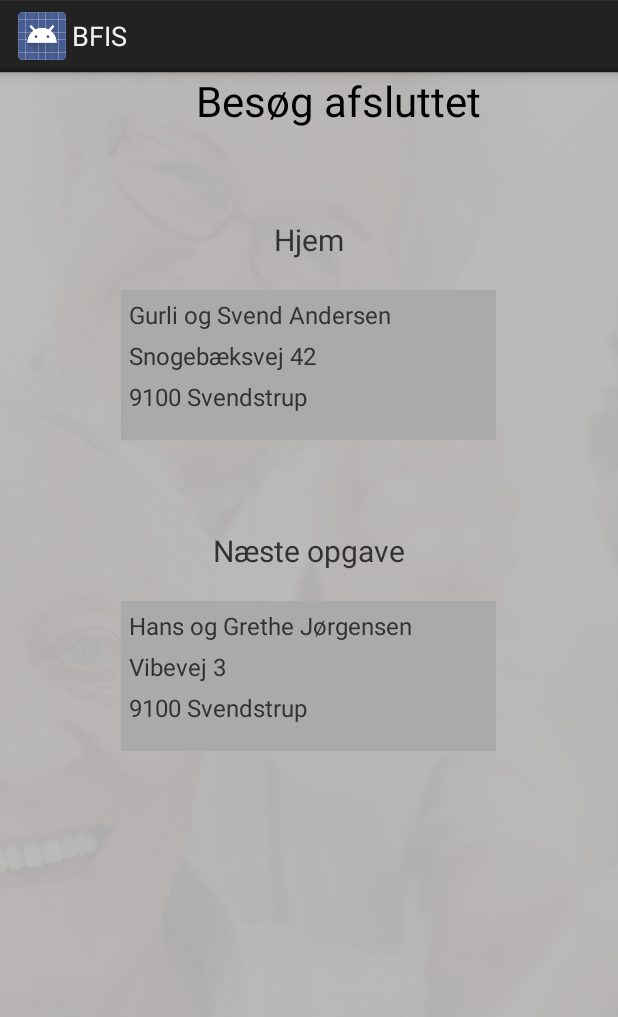
After one commit to mrjensen/BFIS, an Android app: the FinishedActivity screen opened directly, with no data from a screen before it, on a phone screen of 412 x 824 dp. The commit adds this screen. Shown: the top 1017 px of the screen. Run offline under Robolectric (Android 15) with nearby library versions, the phone set to English and light mode, and no system bars.

Commit message:
Finished activity added.

```diff
--- a/BFIS/src/main/AndroidManifest.xml
+++ b/BFIS/src/main/AndroidManifest.xml
@@ -33,6 +33,7 @@
         <activity android:name=".MapActivity" />
         <activity android:name=".PatientActivity" />
         <activity android:name=".ArrivedActivity" />
+        <activity android:name=".FinishedActivity" />
 
         <service android:name=".BloodpressureService" android:label="BloodpressureService"/>
 
--- a/BFIS/src/main/java/dk/iha/itbfis/team2/ArrivedActivity.java
+++ b/BFIS/src/main/java/dk/iha/itbfis/team2/ArrivedActivity.java
@@ -5,6 +5,8 @@ import android.content.Intent;
 import android.media.MediaPlayer;
 import android.os.Bundle;
 import android.os.CountDownTimer;
+import android.view.View;
+import android.widget.Button;
 import android.widget.Toast;
 
 /**
@@ -14,19 +16,14 @@ public class ArrivedActivity extends Activity {
     public void onCreate(Bundle savedInstanceState) {
         super.onCreate(savedInstanceState);
         setContentView(R.layout.activity_arrived);
-        CountDownTimer countDownTimer = new CountDownTimer(1000, 5000) {
-            int count = 0;
+
+
+        Toast.makeText(ArrivedActivity.this, "Gang fra bil til dør", Toast.LENGTH_LONG).show();
+
+        Button btn_next = (Button) findViewById(R.id.btn_door_entry);
+        btn_next.setOnClickListener(new View.OnClickListener() {
             @Override
-            public void onTick(long l) {
-                if (count == 0)
-                    Toast.makeText(ArrivedActivity.this, "Gang fra bil til dør", Toast.LENGTH_LONG).show();
-                count++;
-
-            }
-
-            @Override
-            public void onFinish() {
-
+            public void onClick(View view) {
                 MediaPlayer mediaPlayer = MediaPlayer.create(ArrivedActivity.this, R.raw.beep);
                 mediaPlayer.setOnCompletionListener(new MediaPlayer.OnCompletionListener() {
                     @Override
@@ -37,9 +34,8 @@ public class ArrivedActivity extends Activity {
                     }
                 });
                 mediaPlayer.start();
+            }
+        });
 
-
-            }
-        }.start();
     }
 }
--- /dev/null
+++ b/BFIS/src/main/java/dk/iha/itbfis/team2/FinishedActivity.java
@@ -0,0 +1,14 @@
+package dk.iha.itbfis.team2;
+
+import android.app.Activity;
+import android.os.Bundle;
+
+/**
+ * Created by mje on 29/11/13.
+ */
+public class FinishedActivity extends Activity {
+    public void onCreate(Bundle savedInstanceState) {
+        super.onCreate(savedInstanceState);
+        setContentView(R.layout.activity_finished);
+    }
+}
--- a/BFIS/src/main/java/dk/iha/itbfis/team2/PatientActivity.java
+++ b/BFIS/src/main/java/dk/iha/itbfis/team2/PatientActivity.java
@@ -1,7 +1,9 @@
 package dk.iha.itbfis.team2;
 
 import android.app.Activity;
+import android.content.Intent;
 import android.os.Bundle;
+import android.os.CountDownTimer;
 
 /**
  * Created by kaspernissen on 29/11/13.
@@ -9,5 +11,19 @@ import android.os.Bundle;
 public class PatientActivity extends Activity {
     public void onCreate(Bundle savedInstanceState) {
         super.onCreate(savedInstanceState);
+        setContentView(R.layout.activity_patientinfo);
+
+        CountDownTimer countDownTimer = new CountDownTimer(5000,5000) {
+            @Override
+            public void onTick(long l) {
+
+            }
+
+            @Override
+            public void onFinish() {
+                Intent intent = new Intent(PatientActivity.this, TodoActivity.class);
+                startActivity(intent);
+            }
+        }.start();
     }
 }
--- a/BFIS/src/main/res/layout/activity_arrived.xml
+++ b/BFIS/src/main/res/layout/activity_arrived.xml
@@ -22,5 +22,12 @@
         android:text="Du er ankommet"
         />
 
+    <Button
+        android:id="@+id/btn_door_entry"
+        android:layout_width="wrap_content"
+        android:layout_height="wrap_content"
+        android:layout_gravity="center_horizontal"
+        android:layout_marginTop="30dip"
+        android:text="Gå gennem dør" />
 
 </LinearLayout>
--- /dev/null
+++ b/BFIS/src/main/res/layout/activity_finished.xml
@@ -0,0 +1,102 @@
+<?xml version="1.0" encoding="utf-8"?>
+
+<LinearLayout xmlns:android="http://schemas.android.com/apk/res/android"
+    android:orientation="vertical" android:layout_width="match_parent"
+    android:layout_height="match_parent"
+    android:background="@drawable/login_background">
+
+    <TextView
+        android:layout_width="wrap_content"
+        android:layout_height="wrap_content"
+        android:textAppearance="?android:attr/textAppearanceLarge"
+        android:text="Besøg afsluttet"
+        android:id="@+id/textView2"
+        android:layout_marginLeft="20dip"
+        android:layout_gravity="center_horizontal"
+        android:textSize="28dp" />
+
+
+    <TextView
+        android:layout_width="wrap_content"
+        android:layout_height="wrap_content"
+        android:layout_marginTop="60dip"
+        android:textSize="20dip"
+        android:layout_gravity="center_horizontal"
+        android:text="Hjem"/>
+
+    <LinearLayout
+        android:orientation="vertical"
+        android:layout_gravity="center"
+        android:layout_marginTop="20dip"
+        android:layout_width="250dip"
+        android:layout_height="100dip"
+        android:background="@android:color/darker_gray">
+
+
+        <TextView
+            android:layout_width="wrap_content"
+            android:layout_height="wrap_content"
+            android:text="Gurli og Svend Andersen"
+            android:layout_marginLeft="5dip"
+            android:layout_marginTop="5dip"
+            android:textSize="16dip"/>
+        <TextView
+            android:layout_width="wrap_content"
+            android:layout_height="wrap_content"
+            android:text="Snogebæksvej 42"
+            android:layout_marginLeft="5dip"
+            android:layout_marginTop="5dip"
+            android:textSize="16dip"/>
+
+        <TextView
+            android:layout_width="wrap_content"
+            android:layout_height="wrap_content"
+            android:text="9100 Svendstrup"
+            android:layout_marginLeft="5dip"
+            android:layout_marginTop="5dip"
+            android:textSize="16dip"/>
+
+    </LinearLayout>
+
+    <TextView
+        android:layout_width="wrap_content"
+        android:layout_height="wrap_content"
+        android:layout_marginTop="60dip"
+        android:textSize="20dip"
+        android:layout_gravity="center_horizontal"
+        android:text="Næste opgave"/>
+
+    <LinearLayout
+        android:orientation="vertical"
+        android:layout_gravity="center"
+        android:layout_marginTop="20dip"
+        android:layout_width="250dip"
+        android:layout_height="100dip"
+        android:background="@android:color/darker_gray">
+
+
+        <TextView
+            android:layout_width="wrap_content"
+            android:layout_height="wrap_content"
+            android:text="Hans og Grethe Jørgensen"
+            android:layout_marginLeft="5dip"
+            android:layout_marginTop="5dip"
+            android:textSize="16dip"/>
+        <TextView
+            android:layout_width="wrap_content"
+            android:layout_height="wrap_content"
+            android:text="Vibevej 3"
+            android:layout_marginLeft="5dip"
+            android:layout_marginTop="5dip"
+            android:textSize="16dip"/>
+
+        <TextView
+            android:layout_width="wrap_content"
+            android:layout_height="wrap_content"
+            android:text="9100 Svendstrup"
+            android:layout_marginLeft="5dip"
+            android:layout_marginTop="5dip"
+            android:textSize="16dip"/>
+
+    </LinearLayout>
+</LinearLayout>
```
